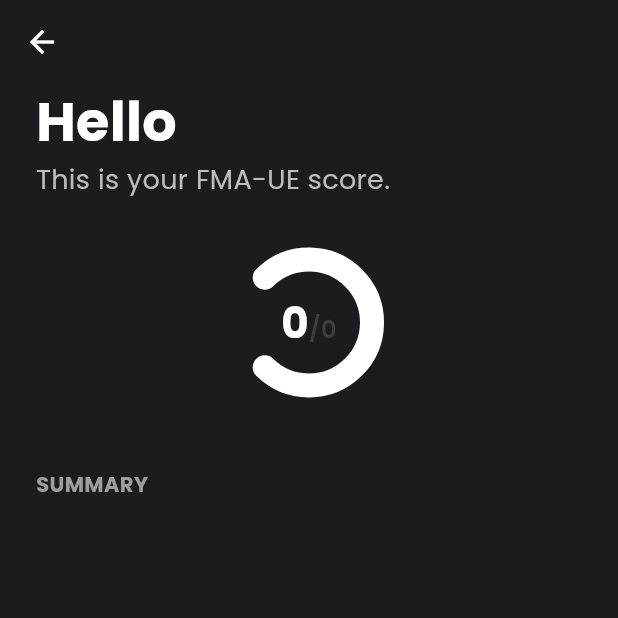
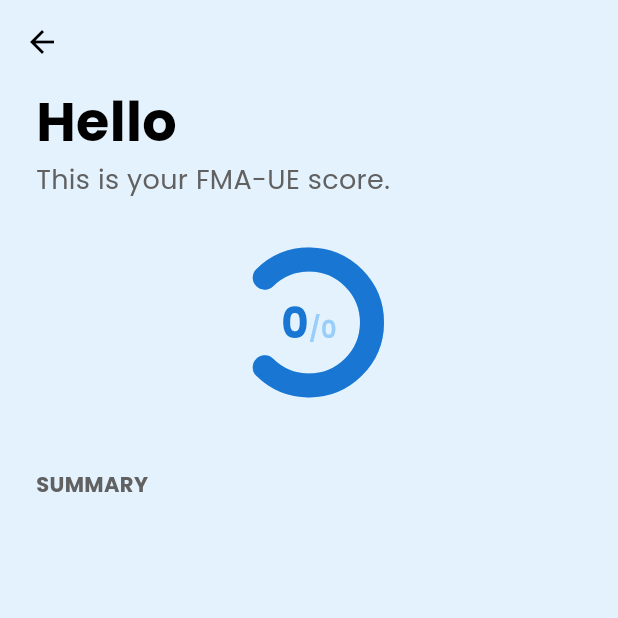
Before and after one commit to NeonPikachu17/yolo-pose, a Flutter app: the ResultsSummaryScreen screen opened directly with empty values, on a phone screen of 412 x 824 dp, the top half of it. Run offline on Flutter 3.47's test engine with Material 3 defaults, Android fonts, the phone set to English and light mode, and no system bars; our stand-ins replace file_picker, google_fonts, image_picker, shared_preferences; missing offline and left inert: ultralytics_yolo; accounts and stored records are empty.

Commit message:
Add more new stuff

```diff
--- a/lib/results_summary_screen.dart
+++ b/lib/results_summary_screen.dart
@@ -27,12 +27,12 @@ class ResultsSummaryScreen extends StatelessWidget {
     final int maxScore = totalExercises * 2;
 
     return Scaffold(
-      backgroundColor: const Color(0xFF1C1C1E),
+      backgroundColor: Colors.blue.shade50, // Changed to light blue background
       appBar: AppBar(
         backgroundColor: Colors.transparent,
         elevation: 0,
         leading: IconButton(
-          icon: const Icon(Icons.arrow_back, color: Colors.white),
+          icon: const Icon(Icons.arrow_back, color: Colors.black), // Changed icon color for contrast
           onPressed: () => Navigator.of(context).pop(),
         ),
       ),
@@ -41,21 +41,21 @@ class ResultsSummaryScreen extends StatelessWidget {
         child: Column(
           crossAxisAlignment: CrossAxisAlignment.start,
           children: [
-            Text("Hello", style: GoogleFonts.poppins(fontSize: 36, fontWeight: FontWeight.bold, color: Colors.white)),
-            Text("This is your FMA-UE score.", style: GoogleFonts.poppins(fontSize: 18, color: Colors.grey.shade400)),
+            Text("Hello", style: GoogleFonts.poppins(fontSize: 36, fontWeight: FontWeight.bold, color: Colors.black)), // Changed text color for contrast
+            Text("This is your FMA-UE score.", style: GoogleFonts.poppins(fontSize: 18, color: Colors.grey.shade700)), // Changed text color for contrast
             const SizedBox(height: 32),
             Center(
               // The gauge correctly receives the total and max scores.
               child: ScoreGauge(
                 score: totalScore,
                 maxScore: maxScore,
-                progressColor: Colors.white,
-                backgroundColor: Colors.grey.shade800,
+                progressColor: Colors.blue.shade700, // Adjusted progress color for light background
+                backgroundColor: Colors.blue.shade200, // Adjusted background color for light background
                 strokeWidth: 16,
               ),
             ),
             const SizedBox(height: 48),
-            Text("SUMMARY", style: GoogleFonts.poppins(fontSize: 14, fontWeight: FontWeight.bold, color: Colors.grey.shade500)),
+            Text("SUMMARY", style: GoogleFonts.poppins(fontSize: 14, fontWeight: FontWeight.bold, color: Colors.grey.shade700)), // Changed text color for contrast
             const SizedBox(height: 16),
             Expanded(
               child: ListView.builder(
@@ -104,7 +104,7 @@ class _SummaryTile extends StatelessWidget {
         margin: const EdgeInsets.symmetric(vertical: 6.0),
         padding: const EdgeInsets.symmetric(horizontal: 24, vertical: 16),
         decoration: BoxDecoration(
-          color: Colors.grey.shade800,
+          color: Colors.blue.shade100, // Changed tile background to a slightly darker light blue
           borderRadius: BorderRadius.circular(28),
         ),
         child: Row(
@@ -114,17 +114,17 @@ class _SummaryTile extends StatelessWidget {
             Expanded(
               child: Text(
                 title,
-                style: GoogleFonts.poppins(fontSize: 16, fontWeight: FontWeight.w600, color: Colors.white),
+                style: GoogleFonts.poppins(fontSize: 16, fontWeight: FontWeight.w600, color: Colors.black), // Changed text color for contrast
                 overflow: TextOverflow.ellipsis,
               ),
             ),
             const SizedBox(width: 16), // Add spacing
             CircleAvatar(
               radius: 16,
-              backgroundColor: Colors.white,
+              backgroundColor: Colors.blue.shade700, // Changed avatar background for contrast
               child: Text(
                 score.toString(),
-                style: GoogleFonts.poppins(fontWeight: FontWeight.bold, color: Colors.black),
+                style: GoogleFonts.poppins(fontWeight: FontWeight.bold, color: Colors.white), // Changed text color for contrast
               ),
             ),
           ],
```
Also changed, not shown: lib/submitted_photos_screen.dart (+5 -4 lines), lib/therapy_home_screen.dart (+10 -8 lines).
